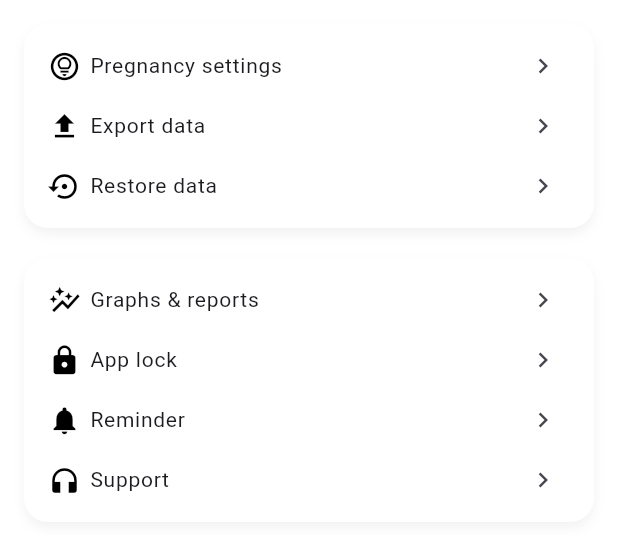
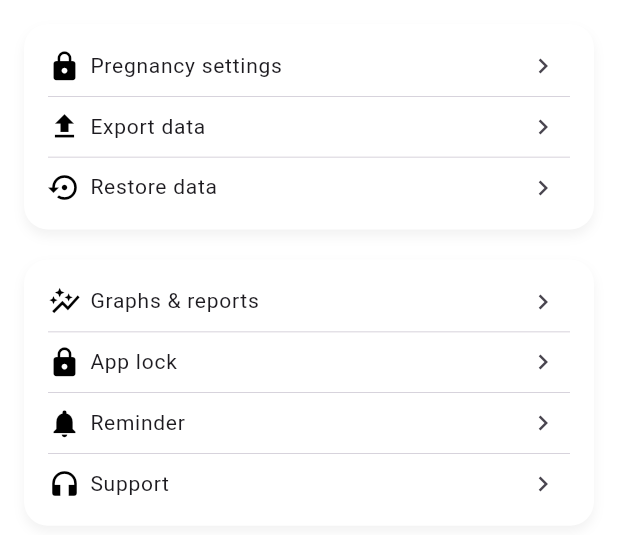
Before and after one commit to ClarenceLaria/ovia, a Flutter app: the TrackPregnancy widget shown alone on an empty page, opened directly, on a phone screen of 412 x 824 dp. Shown: the top 535 px of the screen. Run offline on Flutter 3.47's test engine with Material 3 defaults, Android fonts, the light colour scheme and no system bars; our stand-ins replace smooth_page_indicator, table_calendar.

Commit message:
Track pregnancy and settings screen updates

```diff
--- a/lib/features/settings/track_pregnancy.dart
+++ b/lib/features/settings/track_pregnancy.dart
@@ -2,6 +2,19 @@ import 'package:flutter/material.dart';
 
 class TrackPregnancy extends StatelessWidget {
   const TrackPregnancy({super.key});
+
+  static const List<Map<String, dynamic>> tileData1 = [
+    {'icon': Icons.lock, 'title': 'Pregnancy settings'},
+    {'icon': Icons.upload, 'title': 'Export data'},
+    {'icon': Icons.settings_backup_restore, 'title': 'Restore data'},
+  ];
+
+  static const List<Map<String, dynamic>> tileData2 = [
+    {'icon': Icons.auto_graph, 'title': 'Graphs & reports'},
+    {'icon': Icons.lock, 'title': 'App lock'},
+    {'icon': Icons.notifications, 'title': 'Reminder'},
+    {'icon': Icons.headphones, 'title': 'Support'},
+  ];
 
   @override
   Widget build(BuildContext context) {
@@ -10,24 +23,15 @@ class TrackPregnancy extends StatelessWidget {
       child: Column(
         crossAxisAlignment: CrossAxisAlignment.start,
         children: [
-          _buildCardSection([
-            _buildListTile(Icons.lightbulb_circle_outlined, 'Pregnancy settings'),
-            _buildListTile(Icons.upload, 'Export data'),
-            _buildListTile(Icons.settings_backup_restore, 'Restore data'),
-          ]),
+          _buildCardSection(tileData1),
           const SizedBox(height: 20),
-          _buildCardSection([
-            _buildListTile(Icons.auto_graph, 'Graphs & reports'),
-            _buildListTile(Icons.lock, 'App lock'),
-            _buildListTile(Icons.notifications, 'Reminder'),
-            _buildListTile(Icons.headphones, 'Support'),
-          ]),
+          _buildCardSection(tileData2),
         ],
       ),
     );
   }
 
-  Widget _buildCardSection(List<Widget> items) {
+  Widget _buildCardSection(List<Map<String, dynamic>> data) {
     return Container(
       padding: const EdgeInsets.symmetric(vertical: 8),
       decoration: BoxDecoration(
@@ -42,19 +46,29 @@ class TrackPregnancy extends StatelessWidget {
         ],
       ),
       child: Column(
-        children: items,
+        children: List.generate(data.length, (index) {
+          final item = data[index];
+          final isLast = index == data.length - 1;
+          return _buildListTile(item['icon'], item['title'], isLast: isLast);
+        }),
       ),
     );
   }
 
-  Widget _buildListTile(IconData icon, String title) {
-    return ListTile(
+  Widget _buildListTile(IconData icon, String title, {bool isLast = false}) {
+    return Column(
+      children: [
+        ListTile(
           leading: Icon(icon, color: Colors.black, size: 22),
           title: Text(title, style: const TextStyle(fontSize: 14)),
           trailing: const Icon(Icons.chevron_right_outlined, size: 20),
           horizontalTitleGap: 8,
           dense: true,
           visualDensity: VisualDensity.compact,
+        ),
+        if (!isLast)
+          const Divider(height: 0.5, thickness: 0.5, indent: 16, endIndent: 16),
+      ],
     );
   }
 }
--- a/lib/screens/settings_screen.dart
+++ b/lib/screens/settings_screen.dart
@@ -1,4 +1,5 @@
 import 'package:flutter/material.dart';
+import 'package:ovia_app/features/settings/track_pregnancy.dart';
 
 class SettingsScreen extends StatefulWidget {
   const SettingsScreen({super.key});
@@ -13,7 +14,7 @@ class _SettingsScreenState extends State<SettingsScreen> {
   final List<Widget> tabs = [
     const Center(child: Text('Track Cycle'),),
     const Center(child: Text('Get Pregnant'),),
-    const Center(child: Text('Track Pregnancy'),),
+    const TrackPregnancy(),
   ];
   final List<String> buttonTabs = [
     'Track Cycle',
```
Lines whose indentation alone changed are shown as unchanged.
